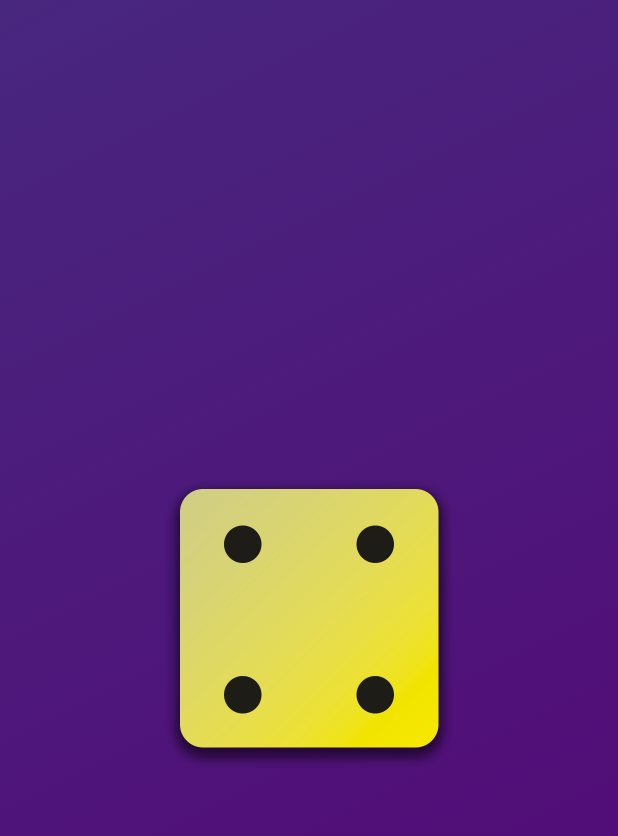
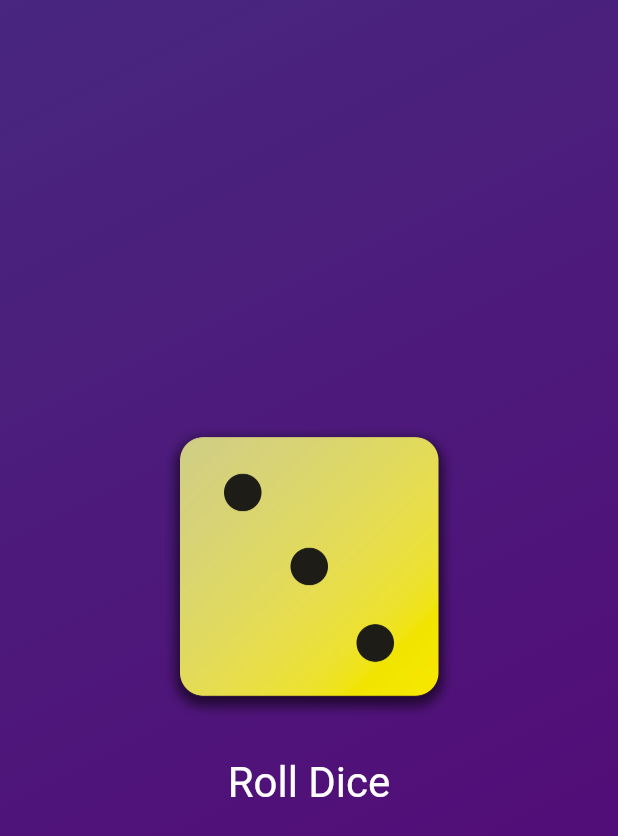
Before and after one commit to GauravRoy-20/udemy_flutter, a Flutter app: the screen it shows after launch, on a phone screen of 412 x 824 dp. Shown: the top 836 px of the screen. Run offline on Flutter 3.47's test engine with Material 2 defaults, Android fonts, the phone set to English and light mode, and no system bars.

Commit message:
completed roll dice

```diff
--- /dev/null
+++ b/lib/dice/dice.dart
@@ -0,0 +1,17 @@
+import 'package:flutter/material.dart';
+
+import 'gradient_container.dart';
+
+class Dice extends StatelessWidget {
+  const Dice({super.key});
+
+  @override
+  Widget build(BuildContext context) {
+    return const MaterialApp(
+      home: Scaffold(
+        body: GradientContainer(
+            Color.fromARGB(255, 72, 39, 127), Color.fromARGB(255, 85, 4, 117)),
+      ),
+    );
+  }
+}
--- /dev/null
+++ b/lib/dice/dice_roller.dart
@@ -0,0 +1,45 @@
+import 'package:flutter/material.dart';
+import 'dart:math';
+
+final randomizer = Random();
+
+class DiceRoller extends StatefulWidget {
+  const DiceRoller({super.key});
+
+  @override
+  State<DiceRoller> createState() => _DiceRollerState();
+}
+
+class _DiceRollerState extends State<DiceRoller> {
+  var activeDiceImage = 3;
+
+  void rollDice() {
+    setState(() {
+      activeDiceImage = randomizer.nextInt(6) + 1;
+    });
+  }
+
+  @override
+  Widget build(BuildContext context) {
+    return Column(
+      mainAxisSize: MainAxisSize.min,
+      children: [
+        Image.asset(
+          'assets/images/dice-$activeDiceImage.png',
+          width: 200,
+        ),
+        const SizedBox(height: 20),
+        TextButton(
+          onPressed: rollDice,
+          style: TextButton.styleFrom(
+              foregroundColor: Colors.white,
+              textStyle: const TextStyle(
+                fontSize: 28,
+                color: Colors.white,
+              )),
+          child: const Text("Roll Dice"),
+        ),
+      ],
+    );
+  }
+}
--- a/lib/gradient_container.dart
+++ b/lib/dice/gradient_container.dart
@@ -1,27 +1,31 @@
 import "package:flutter/material.dart";
+
+import "dice_roller.dart";
 
 var startAlignment = Alignment.topLeft;
 var endAlignment = Alignment.bottomRight;
 
 class GradientContainer extends StatelessWidget {
-  const GradientContainer({super.key, required this.colors});
-  final List<Color> colors;
+  const GradientContainer(this.color1, this.color2, {super.key});
+  const GradientContainer.purple({super.key})
+      : color1 = Colors.deepPurple,
+        color2 = Colors.indigo;
+
+  final Color color1;
+  final Color color2;
+
   @override
   Widget build(BuildContext context) {
     return Container(
       decoration: BoxDecoration(
         gradient: LinearGradient(
-          colors: colors,
+          colors: [color1, color2],
           begin: startAlignment,
           end: endAlignment,
         ),
       ),
-      child: Center(
-        // child: StyledText("Hello World!!"),
-        child: Image.asset(
-          'assets/images/dice-4.png',
-          width: 200,
-        ),
+      child: const Center(
+        child: DiceRoller(),
       ),
     );
   }
--- a/lib/main.dart
+++ b/lib/main.dart
@@ -1,17 +1,8 @@
 import "package:flutter/material.dart";
-import "gradient_container.dart";
+import "dice/dice.dart";
 
 void main() {
   runApp(
-    const MaterialApp(
-      home: Scaffold(
-        body: GradientContainer(
-          colors: [
-            Color.fromARGB(255, 72, 39, 127),
-            Color.fromARGB(255, 85, 4, 117)
-          ],
-        ),
-      ),
-    ),
+    const Dice(),
   );
 }
```
Also changed, not shown: lib/dice/styled_text.dart (renamed from lib/styled_text.dart).
